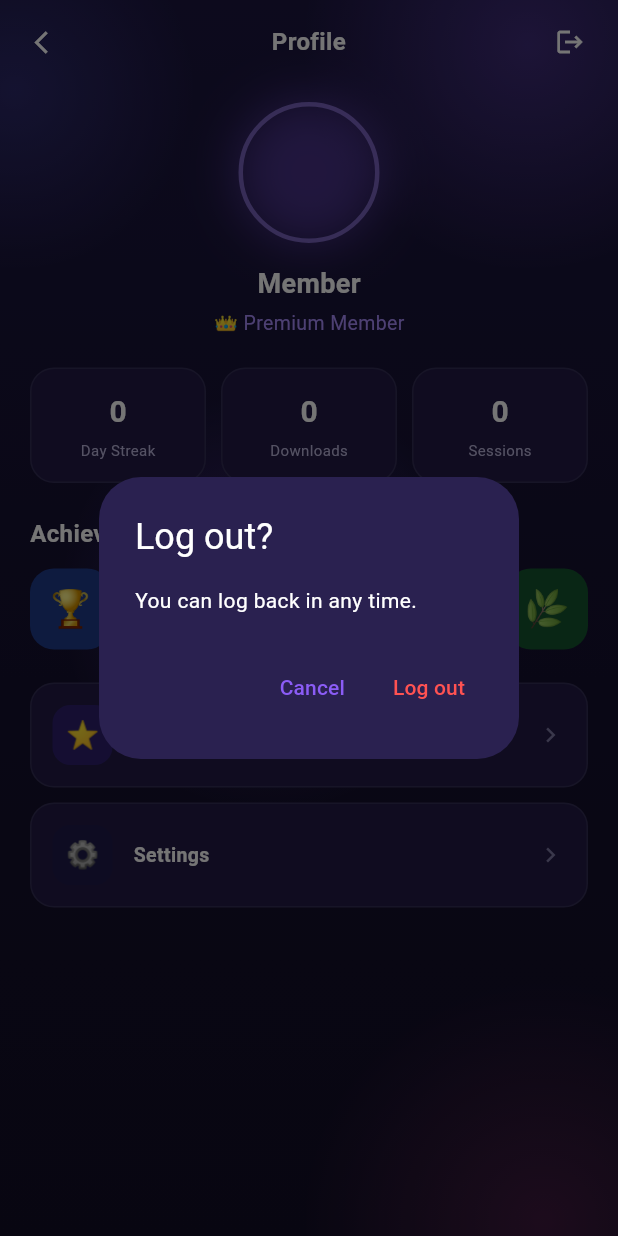
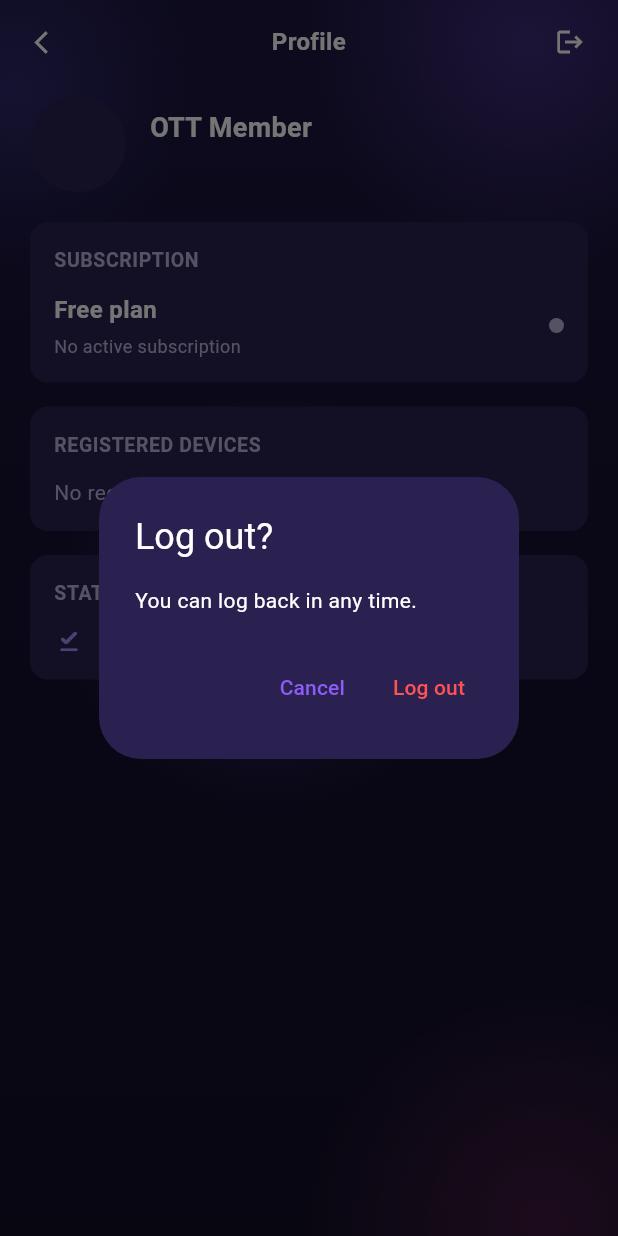
Before and after one commit to cyberking-coder/Rishi_app2, a Flutter app: the ProfileScreen screen opened by its route, after a tap on the "logout" icon, on a phone screen of 412 x 824 dp. Run offline on Flutter 3.47's test engine with Material 3 defaults, Android fonts, the phone set to English and light mode, and no system bars; our stand-ins replace audio_service, device_info_plus, flutter_riverpod, flutter_secure_storage, go_router, just_audio and 1 more; missing offline and left inert: pointycastle; accounts and stored records are empty; network calls fail.

Commit message:
Restore profile screen to original structure with dark theme
Reverts achievements/stats/badge UI back to original ProfileHeader +
_SubscriptionSection + _DevicesSection + _StatsSection layout.
Applies AppTheme dark violet colors (canvas background, surface cards).

Co-Authored-By: Claude <noreply@anthropic.com>

```diff
--- a/mobile_app/lib/features/profile/presentation/screens/profile_screen.dart
+++ b/mobile_app/lib/features/profile/presentation/screens/profile_screen.dart
@@ -6,6 +6,10 @@ import '../../../../app/theme/app_theme.dart';
 import '../../../../app/widgets/soft_background.dart';
 import '../../../auth/application/auth_providers.dart';
 import '../../application/profile_providers.dart';
+import '../widgets/device_tile.dart';
+import '../widgets/profile_header.dart';
+import '../widgets/profile_section_card.dart';
+import '../widgets/subscription_status_badge.dart';
 
 class ProfileScreen extends ConsumerWidget {
   const ProfileScreen({super.key});
@@ -13,6 +17,9 @@ class ProfileScreen extends ConsumerWidget {
   @override
   Widget build(BuildContext context, WidgetRef ref) {
     final profileAsync = ref.watch(userProfileProvider);
+    final subscriptionAsync = ref.watch(subscriptionSummaryProvider);
+    final devicesAsync = ref.watch(registeredDevicesProvider);
+    final currentFpAsync = ref.watch(currentDeviceFingerprintProvider);
     final downloadsCount = ref.watch(downloadsCountProvider);
 
     return Scaffold(
@@ -48,135 +55,41 @@ class ProfileScreen extends ConsumerWidget {
                 Expanded(
                   child: profileAsync.when(
                     loading: () => const Center(
-                        child: CircularProgressIndicator(color: AppTheme.accent)),
+                        child:
+                            CircularProgressIndicator(color: AppTheme.accent)),
                     error: (e, _) => Center(
                       child: Text('Could not load profile.\n$e',
                           textAlign: TextAlign.center,
-                          style:
-                              const TextStyle(color: AppTheme.textSecondary)),
+                          style: const TextStyle(
+                              color: AppTheme.textSecondary)),
                     ),
-                    data: (profile) {
-                      final name =
-                          profile.displayName?.isNotEmpty == true
-                              ? profile.displayName!
-                              : profile.email;
-                      final initial = name.isEmpty
-                          ? '?'
-                          : name.substring(0, 1).toUpperCase();
-
-                      return RefreshIndicator(
+                    data: (profile) => RefreshIndicator(
                       color: AppTheme.accent,
                       onRefresh: () async {
                         ref.invalidate(userProfileProvider);
+                        ref.invalidate(subscriptionSummaryProvider);
+                        ref.invalidate(registeredDevicesProvider);
                       },
                       child: ListView(
-                          padding: const EdgeInsets.symmetric(horizontal: 20),
+                        padding: const EdgeInsets.fromLTRB(20, 8, 20, 32),
                         children: [
-                            const SizedBox(height: 12),
-                            // ── Avatar ──
-                            Center(
-                              child: Container(
-                                width: 94,
-                                height: 94,
-                                decoration: BoxDecoration(
-                                  shape: BoxShape.circle,
-                                  border: Border.all(
-                                      color: AppTheme.accentBright
-                                          .withValues(alpha: 0.6),
-                                      width: 3),
-                                  boxShadow: [
-                                    BoxShadow(
-                                      color: AppTheme.accent
-                                          .withValues(alpha: 0.4),
-                                      blurRadius: 28,
-                                      spreadRadius: 2,
+                          ProfileHeader(profile: profile),
+                          const SizedBox(height: 20),
+                          // ── Subscription ──
+                          _SubscriptionSection(
+                              subscriptionAsync: subscriptionAsync),
+                          const SizedBox(height: 16),
+                          // ── Devices ──
+                          _DevicesSection(
+                            devicesAsync: devicesAsync,
+                            currentFpAsync: currentFpAsync,
                           ),
+                          const SizedBox(height: 16),
+                          // ── Stats ──
+                          _StatsSection(downloadsCount: downloadsCount),
                         ],
                       ),
-                                child: ClipOval(
-                                  child: profile.avatarUrl != null
-                                      ? Image.network(profile.avatarUrl!,
-                                          fit: BoxFit.cover)
-                                      : Container(
-                                          color: AppTheme.surfaceElevated,
-                                          child: Center(
-                                            child: Text(initial,
-                                                style: const TextStyle(
-                                                    fontSize: 36,
-                                                    fontWeight: FontWeight.w700,
-                                                    color: Colors.white)),
                     ),
-                                        ),
-                                ),
-                              ),
-                            ),
-                            const SizedBox(height: 14),
-                            // ── Name ──
-                            Center(
-                              child: Text(
-                                  profile.displayName?.isNotEmpty == true
-                                      ? profile.displayName!
-                                      : 'Member',
-                                  style: const TextStyle(
-                                      fontSize: 18,
-                                      fontWeight: FontWeight.w700)),
-                            ),
-                            const SizedBox(height: 4),
-                            const Center(
-                              child: Text('👑 Premium Member',
-                                  style: TextStyle(
-                                      fontSize: 13,
-                                      color: AppTheme.accentBright)),
-                            ),
-                            const SizedBox(height: 20),
-                            // ── Stats row ──
-                            Row(children: [
-                              _StatCard(value: '0', label: 'Day Streak'),
-                              const SizedBox(width: 10),
-                              _StatCard(value: '$downloadsCount', label: 'Downloads'),
-                              const SizedBox(width: 10),
-                              _StatCard(value: '0', label: 'Sessions'),
-                            ]),
-                            const SizedBox(height: 22),
-                            // ── Achievements ──
-                            const Text('Achievements',
-                                style: TextStyle(
-                                    fontSize: 16, fontWeight: FontWeight.w700)),
-                            const SizedBox(height: 12),
-                            Row(
-                              mainAxisAlignment: MainAxisAlignment.spaceBetween,
-                              children: [
-                                _Badge(emoji: '🏆',
-                                    color: const Color(0xFF1E3A8A)),
-                                _Badge(emoji: '💎',
-                                    color: const Color(0xFF831843)),
-                                _Badge(emoji: '🔥',
-                                    color: const Color(0xFF92400E)),
-                                _Badge(emoji: '🌿',
-                                    color: const Color(0xFF14532D)),
-                              ],
-                            ),
-                            const SizedBox(height: 22),
-                            // ── List rows ──
-                            _ListRow(
-                              iconEmoji: '⭐',
-                              iconBg: const Color(0xFF2D1F6E),
-                              title: 'Subscription',
-                              subtitle: 'Anurag Rishi Premium',
-                              onTap: () {},
-                            ),
-                            const SizedBox(height: 10),
-                            _ListRow(
-                              iconEmoji: '⚙️',
-                              iconBg: const Color(0xFF1E1B4B),
-                              title: 'Settings',
-                              onTap: () {},
-                            ),
-                            const SizedBox(height: 24),
-                          ],
-                        ),
-                      );
-                    },
                   ),
                 ),
               ],
@@ -205,8 +118,8 @@ class ProfileScreen extends ConsumerWidget {
               await ref.read(authControllerProvider.notifier).logout();
               if (context.mounted) context.go('/login');
             },
-            child: const Text('Log out',
-                style: TextStyle(color: Colors.redAccent)),
+            child:
+                const Text('Log out', style: TextStyle(color: Colors.redAccent)),
           ),
         ],
       ),
@@ -214,113 +127,76 @@ class ProfileScreen extends ConsumerWidget {
   }
 }
 
-class _StatCard extends StatelessWidget {
-  final String value;
-  final String label;
-  const _StatCard({required this.value, required this.label});
+class _SubscriptionSection extends StatelessWidget {
+  final AsyncValue subscriptionAsync;
+  const _SubscriptionSection({required this.subscriptionAsync});
 
   @override
   Widget build(BuildContext context) {
-    return Expanded(
-      child: Container(
-        padding: const EdgeInsets.symmetric(vertical: 14),
-        decoration: BoxDecoration(
-          color: AppTheme.surface,
-          borderRadius: BorderRadius.circular(16),
-          border: Border.all(color: AppTheme.line),
-        ),
-        child: Column(
-          children: [
-            Text(value,
-                style: const TextStyle(
-                    fontSize: 20,
-                    fontWeight: FontWeight.w700,
-                    color: Colors.white)),
-            const SizedBox(height: 4),
-            Text(label,
-                style: const TextStyle(
-                    fontSize: 10, color: AppTheme.textSecondary)),
-          ],
-        ),
+    return ProfileSectionCard(
+      title: 'SUBSCRIPTION',
+      child: subscriptionAsync.when(
+        loading: () => const CircularProgressIndicator(color: AppTheme.accent),
+        error: (_, __) => const Text('Could not load subscription.',
+            style: TextStyle(color: AppTheme.textSecondary)),
+        data: (sub) => SubscriptionStatusBadge(subscription: sub),
       ),
     );
   }
 }
 
-class _Badge extends StatelessWidget {
-  final String emoji;
-  final Color color;
-  const _Badge({required this.emoji, required this.color});
+class _DevicesSection extends ConsumerWidget {
+  final AsyncValue devicesAsync;
+  final AsyncValue<String> currentFpAsync;
+  const _DevicesSection(
+      {required this.devicesAsync, required this.currentFpAsync});
 
   @override
-  Widget build(BuildContext context) {
-    return Container(
-      width: 54,
-      height: 54,
-      decoration: BoxDecoration(
-        color: color,
-        borderRadius: BorderRadius.circular(16),
+  Widget build(BuildContext context, WidgetRef ref) {
+    return ProfileSectionCard(
+      title: 'REGISTERED DEVICES',
+      child: devicesAsync.when(
+        loading: () => const CircularProgressIndicator(color: AppTheme.accent),
+        error: (_, __) => const Text('Could not load devices.',
+            style: TextStyle(color: AppTheme.textSecondary)),
+        data: (devices) {
+          if (devices.isEmpty) {
+            return const Text('No registered devices.',
+                style: TextStyle(color: AppTheme.textSecondary));
+          }
+          final currentFp = currentFpAsync.valueOrNull ?? '';
+          return Column(
+            children: devices
+                .map((d) => DeviceTile(
+                      device: d,
+                      isCurrentDevice: d.fingerprint == currentFp,
+                    ))
+                .toList(),
+          );
+        },
       ),
-      child: Center(child: Text(emoji, style: const TextStyle(fontSize: 24))),
     );
   }
 }
 
-class _ListRow extends StatelessWidget {
-  final String iconEmoji;
-  final Color iconBg;
-  final String title;
-  final String? subtitle;
-  final VoidCallback onTap;
-
-  const _ListRow({
-    required this.iconEmoji,
-    required this.iconBg,
-    required this.title,
-    this.subtitle,
-    required this.onTap,
-  });
+class _StatsSection extends StatelessWidget {
+  final int downloadsCount;
+  const _StatsSection({required this.downloadsCount});
 
   @override
   Widget build(BuildContext context) {
-    return GestureDetector(
-      onTap: onTap,
-      child: Container(
-        padding: const EdgeInsets.symmetric(horizontal: 14, vertical: 14),
-        decoration: BoxDecoration(
-          color: AppTheme.surface,
-          borderRadius: BorderRadius.circular(16),
-          border: Border.all(color: AppTheme.line),
-        ),
+    return ProfileSectionCard(
+      title: 'STATS',
       child: Row(
         children: [
-            Container(
-              width: 40,
-              height: 40,
-              decoration: BoxDecoration(
-                  color: iconBg, borderRadius: BorderRadius.circular(12)),
-              child: Center(
-                  child: Text(iconEmoji,
-                      style: const TextStyle(fontSize: 18))),
+          const Icon(Icons.download_done_rounded,
+              color: AppTheme.accentBright, size: 20),
+          const SizedBox(width: 10),
+          Text(
+            '$downloadsCount downloaded',
+            style: const TextStyle(fontSize: 14, fontWeight: FontWeight.w600),
           ),
-            const SizedBox(width: 14),
-            Expanded(
-              child: Column(
-                crossAxisAlignment: CrossAxisAlignment.start,
-                children: [
-                  Text(title,
-                      style: const TextStyle(
-                          fontSize: 13, fontWeight: FontWeight.w600)),
-                  if (subtitle != null)
-                    Text(subtitle!,
-                        style: const TextStyle(
-                            fontSize: 11, color: AppTheme.accentBright)),
         ],
-              ),
-            ),
-            const Icon(Icons.chevron_right, color: AppTheme.textDim, size: 20),
-          ],
-        ),
       ),
     );
   }
```
Lines whose indentation alone changed are shown as unchanged.
